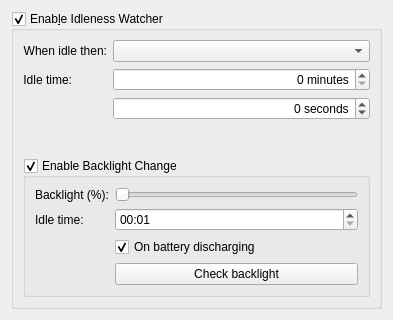
Before: the Qt Designer form config/idlenesswatchersettings.ui in deepin-community/lxqt-powermanagement, drawn with Qt 5.
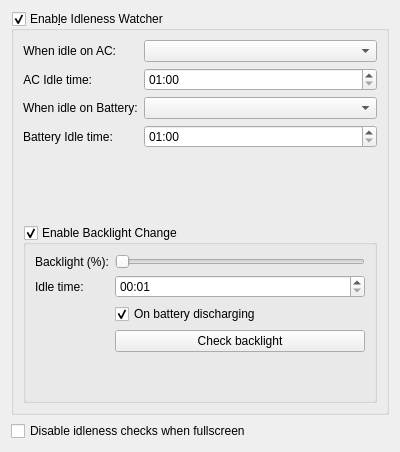
After: the same form once the commit is applied.

The edit to the form file:
```diff
--- a/config/idlenesswatchersettings.ui
+++ b/config/idlenesswatchersettings.ui
@@ -6,8 +6,8 @@
    <rect>
     <x>0</x>
     <y>0</y>
-    <width>393</width>
-    <height>320</height>
+    <width>400</width>
+    <height>452</height>
    </rect>
   </property>
   <layout class="QVBoxLayout" name="verticalLayout">
@@ -31,7 +31,7 @@
            </sizepolicy>
           </property>
           <property name="text">
-           <string>When idle then:</string>
+           <string>When idle on AC:</string>
           </property>
           <property name="alignment">
            <set>Qt::AlignRight|Qt::AlignTrailing|Qt::AlignVCenter</set>
@@ -50,7 +50,7 @@
            </sizepolicy>
           </property>
           <property name="text">
-           <string>Idle time:</string>
+           <string>AC Idle time:</string>
           </property>
           <property name="alignment">
            <set>Qt::AlignRight|Qt::AlignTrailing|Qt::AlignVCenter</set>
@@ -58,33 +58,61 @@
          </widget>
         </item>
         <item row="1" column="1">
-         <widget class="QSpinBox" name="idleTimeMinutesSpinBox">
-          <property name="alignment">
-           <set>Qt::AlignRight|Qt::AlignTrailing|Qt::AlignVCenter</set>
+         <widget class="QTimeEdit" name="idleACTimeEdit">
+          <property name="toolTip">
+           <string>Minutes:Seconds (min: 01:30)</string>
           </property>
-          <property name="suffix">
-           <string> minutes</string>
+          <property name="minimumDateTime">
+           <datetime>
+            <hour>0</hour>
+            <minute>1</minute>
+            <second>0</second>
+            <year>2000</year>
+            <month>1</month>
+            <day>1</day>
+           </datetime>
           </property>
-          <property name="maximum">
-           <number>999</number>
+          <property name="displayFormat">
+           <string>mm:ss</string>
+          </property>
+         </widget>
+        </item>
+        <item row="2" column="0">
+         <widget class="QLabel" name="idleTimeBatteryLabel">
+          <property name="text">
+           <string>When idle on Battery:</string>
+          </property>
+         </widget>
+        </item>
+        <item row="3" column="0">
+         <widget class="QLabel" name="idleBatteryActionLabel">
+          <property name="text">
+           <string>Battery Idle time:</string>
+          </property>
+         </widget>
+        </item>
+        <item row="3" column="1">
+         <widget class="QTimeEdit" name="idleBatteryTimeEdit">
+          <property name="toolTip">
+           <string>Minutes:Seconds (min: 01:30)</string>
+          </property>
+          <property name="minimumDateTime">
+           <datetime>
+            <hour>0</hour>
+            <minute>1</minute>
+            <second>0</second>
+            <year>2000</year>
+            <month>1</month>
+            <day>1</day>
+           </datetime>
+          </property>
+          <property name="displayFormat">
+           <string>mm:ss</string>
           </property>
          </widget>
         </item>
         <item row="2" column="1">
-         <widget class="QSpinBox" name="idleTimeSecondsSpinBox">
-          <property name="alignment">
-           <set>Qt::AlignRight|Qt::AlignTrailing|Qt::AlignVCenter</set>
-          </property>
-          <property name="suffix">
-           <string> seconds</string>
-          </property>
-          <property name="minimum">
-           <number>-1</number>
-          </property>
-          <property name="maximum">
-           <number>60</number>
-          </property>
-         </widget>
+         <widget class="QComboBox" name="idleBatteryActionComboBox"/>
         </item>
        </layout>
       </item>
@@ -174,6 +202,13 @@
      </layout>
     </widget>
    </item>
+   <item>
+    <widget class="QCheckBox" name="disableIdlenessFullscreenBox">
+     <property name="text">
+      <string>Disable idleness checks when fullscreen</string>
+     </property>
+    </widget>
+   </item>
   </layout>
  </widget>
  <resources/>
```
Left out of the diff: 6 changed lines with no effect on the pictures.
